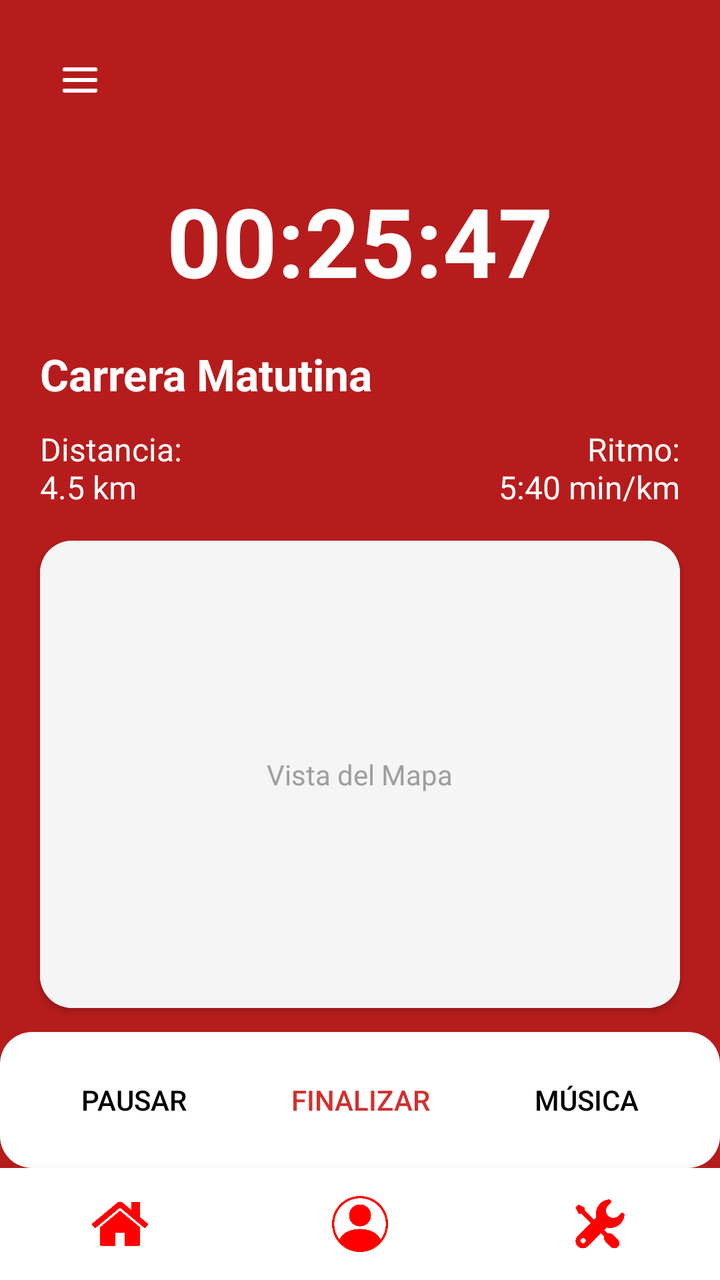
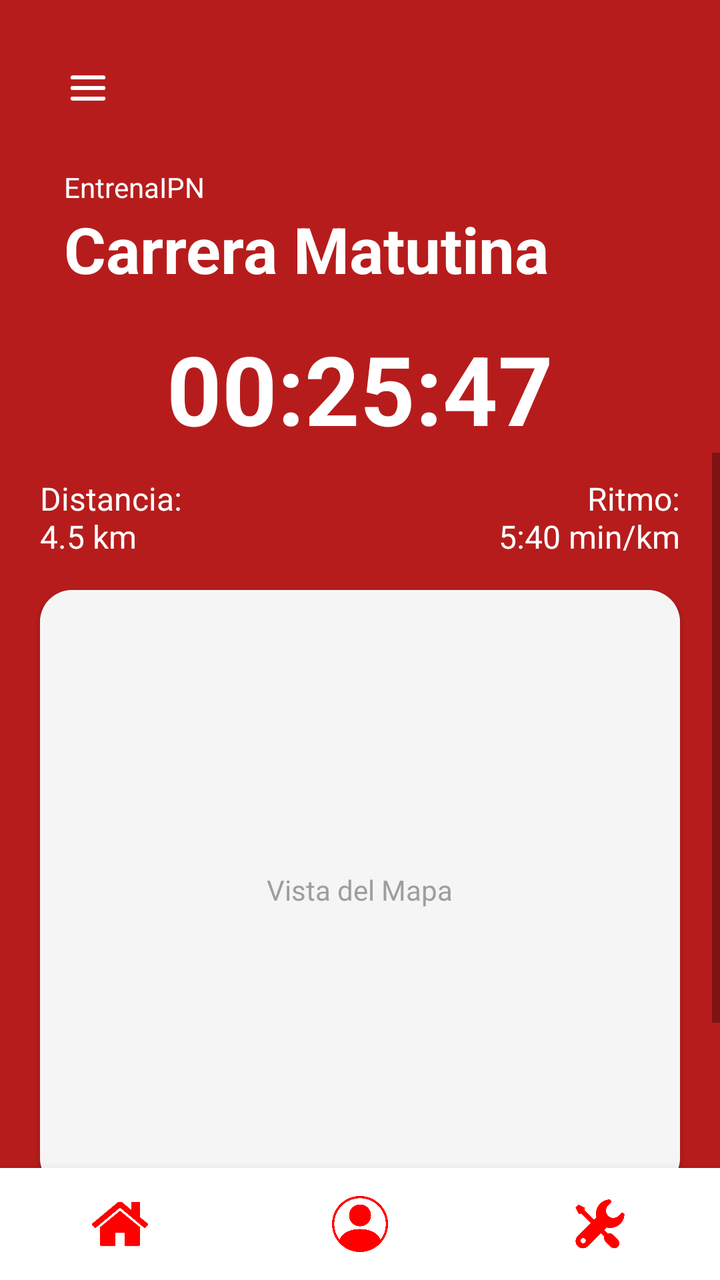

Screens rendered from an Android XML layout before and after an edit, with the pre-edit source and the edit as a unified diff.
<!-- AndroidManifest.xml: application theme Theme.ActivaESCOM -->
<!-- res/layout/activity_carrera.xml -->
<?xml version="1.0" encoding="utf-8"?>
<androidx.drawerlayout.widget.DrawerLayout xmlns:android="http://schemas.android.com/apk/res/android"
    xmlns:app="http://schemas.android.com/apk/res-auto"
    android:id="@+id/drawerLayout"
    android:layout_width="match_parent"
    android:layout_height="match_parent">

    <androidx.constraintlayout.widget.ConstraintLayout
        android:layout_width="match_parent"
        android:layout_height="match_parent"
        android:background="@color/red_900">

        <ImageButton
            android:id="@+id/btnHamburguesa"
            android:layout_width="48dp"
            android:layout_height="48dp"
            android:background="@color/red_900"
            android:padding="8dp"
            android:scaleType="fitCenter"
            android:src="@drawable/navigation"
            android:layout_marginStart="16dp"
            android:layout_marginTop="16dp"
            app:layout_constraintStart_toStartOf="parent"
            app:layout_constraintTop_toTopOf="parent" />

        <TextView
            android:id="@+id/tvTimer"
            android:layout_width="wrap_content"
            android:layout_height="wrap_content"
            android:layout_marginTop="24dp"
            android:text="00:25:47"
            android:textColor="@color/white"
            android:textSize="48sp"
            android:textStyle="bold"
            app:layout_constraintEnd_toEndOf="parent"
            app:layout_constraintStart_toStartOf="parent"
            app:layout_constraintTop_toBottomOf="@id/btnHamburguesa" />

        <TextView
            android:id="@+id/tvActivityTitle"
            android:layout_width="wrap_content"
            android:layout_height="wrap_content"
            android:layout_marginStart="20dp"
            android:layout_marginTop="20dp"
            android:text="Carrera Matutina"
            android:textColor="@color/white"
            android:textSize="22sp"
            android:textStyle="bold"
            app:layout_constraintStart_toStartOf="parent"
            app:layout_constraintTop_toBottomOf="@id/tvTimer" />

        <LinearLayout
            android:id="@+id/statsRow"
            android:layout_width="match_parent"
            android:layout_height="wrap_content"
            android:layout_marginStart="20dp"
            android:layout_marginTop="12dp"
            android:layout_marginEnd="20dp"
            android:orientation="horizontal"
            app:layout_constraintTop_toBottomOf="@id/tvActivityTitle">

            <TextView
                android:layout_width="0dp"
                android:layout_height="wrap_content"
                android:layout_weight="1"
                android:text="Distancia:\n4.5 km"
                android:textColor="@color/white"
                android:textSize="16sp" />

            <TextView
                android:layout_width="0dp"
                android:layout_height="wrap_content"
                android:layout_weight="1"
                android:gravity="end"
                android:text="Ritmo:\n5:40 min/km"
                android:textColor="@color/white"
                android:textSize="16sp" />
        </LinearLayout>

        
        <androidx.cardview.widget.CardView
            android:id="@+id/mapCard"
            android:layout_width="match_parent"
            android:layout_height="0dp"
            android:layout_marginStart="20dp"
            android:layout_marginTop="16dp"
            android:layout_marginEnd="20dp"
            android:layout_marginBottom="12dp"
            app:cardCornerRadius="16dp"
            app:layout_constraintBottom_toTopOf="@id/bottomControls"
            app:layout_constraintTop_toBottomOf="@id/statsRow">

            <View
                android:layout_width="match_parent"
                android:layout_height="match_parent"
                android:background="@color/bg_light" />

            <TextView
                android:layout_width="wrap_content"
                android:layout_height="wrap_content"
                android:layout_gravity="center"
                android:text="Vista del Mapa"
                android:textColor="@color/text_gray" />
        </androidx.cardview.widget.CardView>

        
        <LinearLayout
            android:id="@+id/bottomControls"
            android:layout_width="match_parent"
            android:layout_height="wrap_content"
            android:background="@drawable/rounded_bg_white"
            android:orientation="horizontal"
            android:padding="10dp"
            app:layout_constraintBottom_toTopOf="@id/bottomNavBar">

            <Button
                android:layout_width="0dp"
                android:layout_height="wrap_content"
                android:layout_weight="1"
                android:text="Pausar"
                android:textColor="@color/black"
                style="?android:attr/borderlessButtonStyle" />

            <Button
                android:layout_width="0dp"
                android:layout_height="wrap_content"
                android:layout_weight="1"
                android:text="Finalizar"
                android:textColor="@color/red_700"
                style="?android:attr/borderlessButtonStyle" />

            <Button
                android:layout_width="0dp"
                android:layout_height="wrap_content"
                android:layout_weight="1"
                android:text="Música"
                android:textColor="@color/black"
                style="?android:attr/borderlessButtonStyle" />
        </LinearLayout>

        
        <include
            android:id="@+id/bottomNavBar"
            layout="@layout/bottom_navigation"
            android:layout_width="match_parent"
            android:layout_height="56dp"
            app:layout_constraintBottom_toBottomOf="parent"
            app:layout_constraintEnd_toEndOf="parent"
            app:layout_constraintStart_toStartOf="parent" />

    </androidx.constraintlayout.widget.ConstraintLayout>

    <com.google.android.material.navigation.NavigationView
        android:id="@+id/navigationView"
        android:layout_width="wrap_content"
        android:layout_height="match_parent"
        android:layout_gravity="start"
        android:background="@color/white"
        app:headerLayout="@layout/nav_header"
        app:menu="@menu/nav_menu" />

</androidx.drawerlayout.widget.DrawerLayout>
<!-- res/layout/bottom_navigation.xml (included above) -->
<?xml version="1.0" encoding="utf-8"?>
<LinearLayout xmlns:android="http://schemas.android.com/apk/res/android"
    android:id="@+id/bottomNavBar"
    android:layout_width="match_parent"
    android:layout_height="56dp"
    android:orientation="horizontal"
    android:background="@color/white"
    android:elevation="8dp">

    <ImageButton
        android:id="@+id/navInicio"
        android:layout_width="0dp"
        android:layout_height="match_parent"
        android:layout_weight="1"
        android:src="@drawable/home"
        android:background="?attr/selectableItemBackgroundBorderless"
        android:scaleType="fitCenter"
        android:padding="14dp" />
    <ImageButton
    android:id="@+id/navPerfil"
    android:layout_width="0dp"
    android:layout_height="match_parent"
    android:layout_weight="1"
    android:src="@drawable/profile"
    android:background="?attr/selectableItemBackgroundBorderless"
    android:scaleType="fitCenter"
    android:padding="14dp" />
    <ImageButton
    android:id="@+id/navConfig"
    android:layout_width="0dp"
    android:layout_height="match_parent"
    android:layout_weight="1"
    android:src="@drawable/settings"
    android:background="?attr/selectableItemBackgroundBorderless"
    android:scaleType="fitCenter"
    android:padding="14dp" /> </LinearLayout>
<!-- res/layout/nav_header.xml (included above) -->
<?xml version="1.0" encoding="utf-8"?>
<LinearLayout xmlns:android="http://schemas.android.com/apk/res/android"
    android:layout_width="match_parent"
    android:layout_height="match_parent"
    android:orientation="vertical"
    android:background="@color/white">

    <LinearLayout
        android:layout_width="311dp"
        android:layout_height="180dp"
        android:background="@color/red_900"
        android:gravity="bottom"
        android:orientation="vertical"
        android:padding="20dp">

        <ImageView
            android:layout_width="60dp"
            android:layout_height="60dp"
            android:src="@drawable/logo_ipn"
            android:tint="@color/white" />

        <TextView
            android:layout_width="wrap_content"
            android:layout_height="wrap_content"
            android:layout_marginTop="12dp"
            android:text="EntrenaIPN"
            android:textColor="@color/white"
            android:textSize="20sp"
            android:textStyle="bold" />

        <TextView
            android:layout_width="wrap_content"
            android:layout_height="wrap_content"
            android:text="Ingeniería en Sistemas Computacionales"
            android:textColor="@color/red_300"
            android:textSize="14sp" />
    </LinearLayout>

    <LinearLayout
        android:layout_width="310dp"
        android:layout_height="wrap_content"
        android:orientation="vertical"
        android:paddingTop="15dp">

        <TextView
            android:id="@+id/menu_actividad"
            android:layout_width="match_parent"
            android:layout_height="wrap_content"
            android:background="?attr/selectableItemBackground"
            android:clickable="true"
            android:focusable="true"
            android:padding="16dp"
            android:text="🏠  Actividad"
            android:textColor="@color/black"
            android:textSize="16sp" />

        <TextView
            android:id="@+id/menu_progreso"
            android:layout_width="match_parent"
            android:layout_height="wrap_content"
            android:background="?attr/selectableItemBackground"
            android:clickable="true"
            android:focusable="true"
            android:padding="16dp"
            android:text="📈  Progreso semanal"
            android:textColor="@color/black"
            android:textSize="16sp" />

        <TextView
            android:id="@+id/menu_carrera"
            android:layout_width="match_parent"
            android:layout_height="wrap_content"
            android:background="?attr/selectableItemBackground"
            android:clickable="true"
            android:focusable="true"
            android:padding="16dp"
            android:text="🏃  Carrera matutina"
            android:textColor="@color/black"
            android:textSize="16sp" />

        <TextView
            android:id="@+id/menu_nuevo"
            android:layout_width="match_parent"
            android:layout_height="wrap_content"
            android:background="?attr/selectableItemBackground"
            android:clickable="true"
            android:focusable="true"
            android:padding="16dp"
            android:text="💪  Nuevo entrenamiento"
            android:textColor="@color/black"
            android:textSize="16sp" />

        
        <TextView
            android:id="@+id/menu_config"
            android:layout_width="match_parent"
            android:layout_height="wrap_content"
            android:background="?attr/selectableItemBackground"
            android:clickable="true"
            android:focusable="true"
            android:padding="16dp"
            android:text="⚙️  Configuración"
            android:textColor="@color/black"
            android:textSize="16sp" />

        <View
            android:layout_width="match_parent"
            android:layout_height="1dp"
            android:layout_marginHorizontal="16dp"
            android:layout_marginTop="8dp"
            android:background="@color/gray_light" />

        
        <TextView
            android:id="@+id/menu_logout"
            android:layout_width="match_parent"
            android:layout_height="wrap_content"
            android:background="?attr/selectableItemBackground"
            android:clickable="true"
            android:focusable="true"
            android:padding="16dp"
            android:text="🚪  Cerrar sesión"
            android:textColor="@color/red_900"
            android:textSize="16sp" />
    </LinearLayout>
</LinearLayout>
<!-- resources referenced by this layout -->
<resources>
  <color name="bg_light">#F5F5F5</color>
  <color name="black">#FF000000</color>
  <color name="gray_light">#E0E0E0</color>
  <color name="red_300">#EF9A9A</color>
  <color name="red_700">#D32F2F</color>
  <color name="red_900">#B71C1C</color>
  <color name="text_gray">#9E9E9E</color>
  <color name="white">#FFFFFFFF</color>
  <!-- drawable home: png bitmap (drawable, 15478 bytes) -->
  <!-- drawable logo_ipn: png bitmap (drawable, 799627 bytes) -->
  <!-- drawable navigation: png bitmap (drawable, 8970 bytes) -->
  <!-- drawable profile: png bitmap (drawable, 22269 bytes) -->
  <!-- drawable rounded_bg_white (drawable) -->
  <?xml version="1.0" encoding="utf-8"?>
  <shape xmlns:android="http://schemas.android.com/apk/res/android"
      android:shape="rectangle">
      <solid android:color="@color/white" />
      <corners android:radius="16dp" />
  </shape>
  <!-- drawable settings: png bitmap (drawable, 18368 bytes) -->
  <style name="Theme.ActivaESCOM" parent="Base.Theme.ActivaESCOM">
      </style>
  <style name="Base.Theme.ActivaESCOM" parent="Theme.MaterialComponents.DayNight.NoActionBar">
      </style>
</resources>

<!-- the commit's change to res/layout/activity_carrera.xml (unified diff, before → after) -->
@@ -10,6 +10,7 @@
         android:layout_height="match_parent"
         android:background="@color/red_900">
 
+        
         <ImageButton
             android:id="@+id/btnHamburguesa"
             android:layout_width="48dp"
@@ -18,125 +19,154 @@
             android:padding="8dp"
             android:scaleType="fitCenter"
             android:src="@drawable/navigation"
-            android:layout_marginStart="16dp"
-            android:layout_marginTop="16dp"
+            android:layout_marginStart="20dp"
+            android:layout_marginTop="20dp"
             app:layout_constraintStart_toStartOf="parent"
             app:layout_constraintTop_toTopOf="parent" />
 
+        
+        <TextView
+            android:id="@+id/tv_appname"
+            android:layout_width="wrap_content"
+            android:layout_height="wrap_content"
+            android:layout_marginStart="32dp"
+            android:layout_marginTop="16dp"
+            android:text="EntrenaIPN"
+            android:textColor="@color/white"
+            android:textSize="14sp"
+            app:layout_constraintStart_toStartOf="parent"
+            app:layout_constraintTop_toBottomOf="@id/btnHamburguesa" />
+
+        
+        <TextView
+            android:id="@+id/tv_screen_title"
+            android:layout_width="wrap_content"
+            android:layout_height="wrap_content"
+            android:layout_marginStart="32dp"
+            android:text="Carrera Matutina"
+            android:textColor="@color/white"
+            android:textSize="32sp"
+            android:textStyle="bold"
+            app:layout_constraintStart_toStartOf="parent"
+            app:layout_constraintTop_toBottomOf="@id/tv_appname" />
+
+        
         <TextView
             android:id="@+id/tvTimer"
             android:layout_width="wrap_content"
             android:layout_height="wrap_content"
-            android:layout_marginTop="24dp"
+            android:layout_marginTop="16dp"
             android:text="00:25:47"
             android:textColor="@color/white"
             android:textSize="48sp"
             android:textStyle="bold"
             app:layout_constraintEnd_toEndOf="parent"
             app:layout_constraintStart_toStartOf="parent"
-            app:layout_constraintTop_toBottomOf="@id/btnHamburguesa" />
-
-        <TextView
-            android:id="@+id/tvActivityTitle"
-            android:layout_width="wrap_content"
-            android:layout_height="wrap_content"
-            android:layout_marginStart="20dp"
-            android:layout_marginTop="20dp"
-            android:text="Carrera Matutina"
-            android:textColor="@color/white"
-            android:textSize="22sp"
-            android:textStyle="bold"
-            app:layout_constraintStart_toStartOf="parent"
-            app:layout_constraintTop_toBottomOf="@id/tvTimer" />
-
-        <LinearLayout
-            android:id="@+id/statsRow"
-            android:layout_width="match_parent"
-            android:layout_height="wrap_content"
-            android:layout_marginStart="20dp"
-            android:layout_marginTop="12dp"
-            android:layout_marginEnd="20dp"
-            android:orientation="horizontal"
-            app:layout_constraintTop_toBottomOf="@id/tvActivityTitle">
-
-            <TextView
-                android:layout_width="0dp"
+            app:layout_constraintTop_toBottomOf="@id/tv_screen_title" />
+
+
+
+        
+        <ScrollView
+            android:layout_width="match_parent"
+            android:layout_height="0dp"
+            android:fillViewport="true"
+            app:layout_constraintTop_toBottomOf="@id/tvTimer"
+            app:layout_constraintBottom_toTopOf="@id/bottomNavBar">
+
+            <LinearLayout
+                android:layout_width="match_parent"
                 android:layout_height="wrap_content"
-                android:layout_weight="1"
-                android:text="Distancia:\n4.5 km"
-                android:textColor="@color/white"
-                android:textSize="16sp" />
-
-            <TextView
-                android:layout_width="0dp"
-                android:layout_height="wrap_content"
-                android:layout_weight="1"
-                android:gravity="end"
-                android:text="Ritmo:\n5:40 min/km"
-                android:textColor="@color/white"
-                android:textSize="16sp" />
-        </LinearLayout>
-
-        
-        <androidx.cardview.widget.CardView
-            android:id="@+id/mapCard"
-            android:layout_width="match_parent"
-            android:layout_height="0dp"
-            android:layout_marginStart="20dp"
-            android:layout_marginTop="16dp"
-            android:layout_marginEnd="20dp"
-            android:layout_marginBottom="12dp"
-            app:cardCornerRadius="16dp"
-            app:layout_constraintBottom_toTopOf="@id/bottomControls"
-            app:layout_constraintTop_toBottomOf="@id/statsRow">
-
-            <View
-                android:layout_width="match_parent"
-                android:layout_height="match_parent"
-                android:background="@color/bg_light" />
-
-            <TextView
-                android:layout_width="wrap_content"
-                android:layout_height="wrap_content"
-                android:layout_gravity="center"
-                android:text="Vista del Mapa"
-                android:textColor="@color/text_gray" />
-        </androidx.cardview.widget.CardView>
-
-        
-        <LinearLayout
-            android:id="@+id/bottomControls"
-            android:layout_width="match_parent"
-            android:layout_height="wrap_content"
-            android:background="@drawable/rounded_bg_white"
-            android:orientation="horizontal"
-            android:padding="10dp"
-            app:layout_constraintBottom_toTopOf="@id/bottomNavBar">
-
-            <Button
-                android:layout_width="0dp"
-                android:layout_height="wrap_content"
-                android:layout_weight="1"
-                android:text="Pausar"
-                android:textColor="@color/black"
-                style="?android:attr/borderlessButtonStyle" />
-
-            <Button
-                android:layout_width="0dp"
-                android:layout_height="wrap_content"
-                android:layout_weight="1"
-                android:text="Finalizar"
-                android:textColor="@color/red_700"
-                style="?android:attr/borderlessButtonStyle" />
-
-            <Button
-                android:layout_width="0dp"
-                android:layout_height="wrap_content"
-                android:layout_weight="1"
-                android:text="Música"
-                android:textColor="@color/black"
-                style="?android:attr/borderlessButtonStyle" />
-        </LinearLayout>
+                android:orientation="vertical">
+
+                
+                <LinearLayout
+                    android:id="@+id/statsRow"
+                    android:layout_width="match_parent"
+                    android:layout_height="wrap_content"
+                    android:layout_marginStart="20dp"
+                    android:layout_marginTop="12dp"
+                    android:layout_marginEnd="20dp"
+                    android:orientation="horizontal">
+
+                    <TextView
+                        android:layout_width="0dp"
+                        android:layout_height="wrap_content"
+                        android:layout_weight="1"
+                        android:text="Distancia:\n4.5 km"
+                        android:textColor="@color/white"
+                        android:textSize="16sp" />
+
+                    <TextView
+                        android:layout_width="0dp"
+                        android:layout_height="wrap_content"
+                        android:layout_weight="1"
+                        android:gravity="end"
+                        android:text="Ritmo:\n5:40 min/km"
+                        android:textColor="@color/white"
+                        android:textSize="16sp" />
+                </LinearLayout>
+
+                
+                <androidx.cardview.widget.CardView
+                    android:id="@+id/mapCard"
+                    android:layout_width="match_parent"
+                    android:layout_height="300dp"
+                    android:layout_marginStart="20dp"
+                    android:layout_marginTop="16dp"
+                    android:layout_marginEnd="20dp"
+                    android:layout_marginBottom="12dp"
+                    app:cardCornerRadius="16dp">
+
+                    <View
+                        android:layout_width="match_parent"
+                        android:layout_height="match_parent"
+                        android:background="@color/bg_light" />
+
+                    <TextView
+                        android:layout_width="wrap_content"
+                        android:layout_height="wrap_content"
+                        android:layout_gravity="center"
+                        android:text="Vista del Mapa"
+                        android:textColor="@color/text_gray" />
+                </androidx.cardview.widget.CardView>
+
+                
+                <LinearLayout
+                    android:id="@+id/bottomControls"
+                    android:layout_width="match_parent"
+                    android:layout_height="wrap_content"
+                    android:background="@drawable/rounded_bg_white"
+                    android:orientation="horizontal"
+                    android:padding="10dp">
+
+                    <Button
+                        android:layout_width="0dp"
+                        android:layout_height="wrap_content"
+                        android:layout_weight="1"
+                        android:text="Pausar"
+                        android:textColor="@color/black"
+                        style="?android:attr/borderlessButtonStyle" />
+
+                    <Button
+                        android:layout_width="0dp"
+                        android:layout_height="wrap_content"
+                        android:layout_weight="1"
+                        android:text="Finalizar"
+                        android:textColor="@color/red_700"
+                        style="?android:attr/borderlessButtonStyle" />
+
+                    <Button
+                        android:layout_width="0dp"
+                        android:layout_height="wrap_content"
+                        android:layout_weight="1"
+                        android:text="Música"
+                        android:textColor="@color/black"
+                        style="?android:attr/borderlessButtonStyle" />
+                </LinearLayout>
+
+            </LinearLayout>
+        </ScrollView>
 
         
         <include
